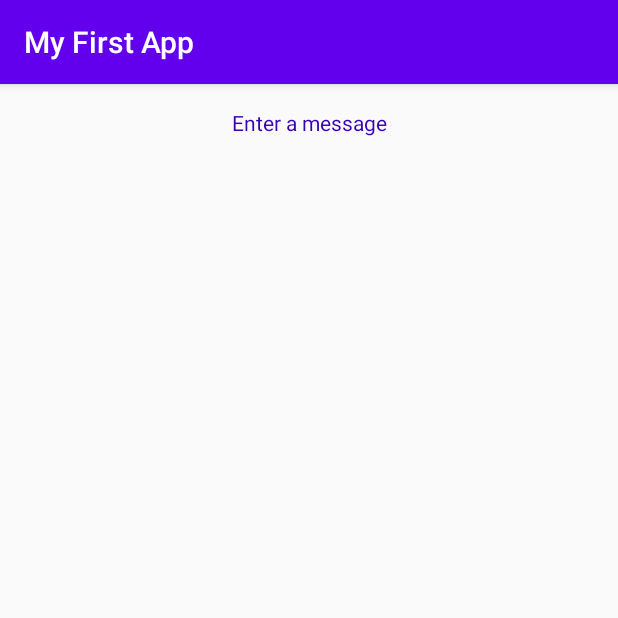
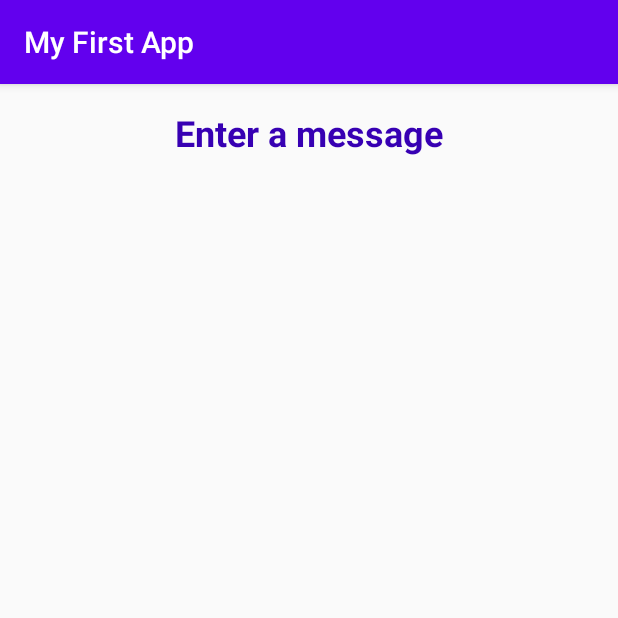
Before and after one commit to LuisToro-v/firstApp, an Android app: the screen it shows after launch (DisplayMessageActivity), after a tap on "SEND", on a phone screen of 412 x 824 dp, the top half of it. Run offline under Robolectric (Android 15) with nearby library versions, the phone set to English and light mode, and no system bars.

Commit message:
Changed Font Size to 24 and Alignment to Center

```diff
--- a/Assignment/app/src/main/res/layout/activity_display_message.xml
+++ b/Assignment/app/src/main/res/layout/activity_display_message.xml
@@ -12,7 +12,10 @@
         android:layout_height="wrap_content"
         android:layout_marginTop="16dp"
         android:text="TextView"
-        android:textColor="?attr/colorPrimaryDark"
+        android:textAlignment="center"
+        android:textColor="@color/colorPrimaryDark"
+        android:textSize="24sp"
+        android:textStyle="bold"
         app:layout_constraintEnd_toEndOf="parent"
         app:layout_constraintStart_toStartOf="parent"
         app:layout_constraintTop_toTopOf="parent" />
```
